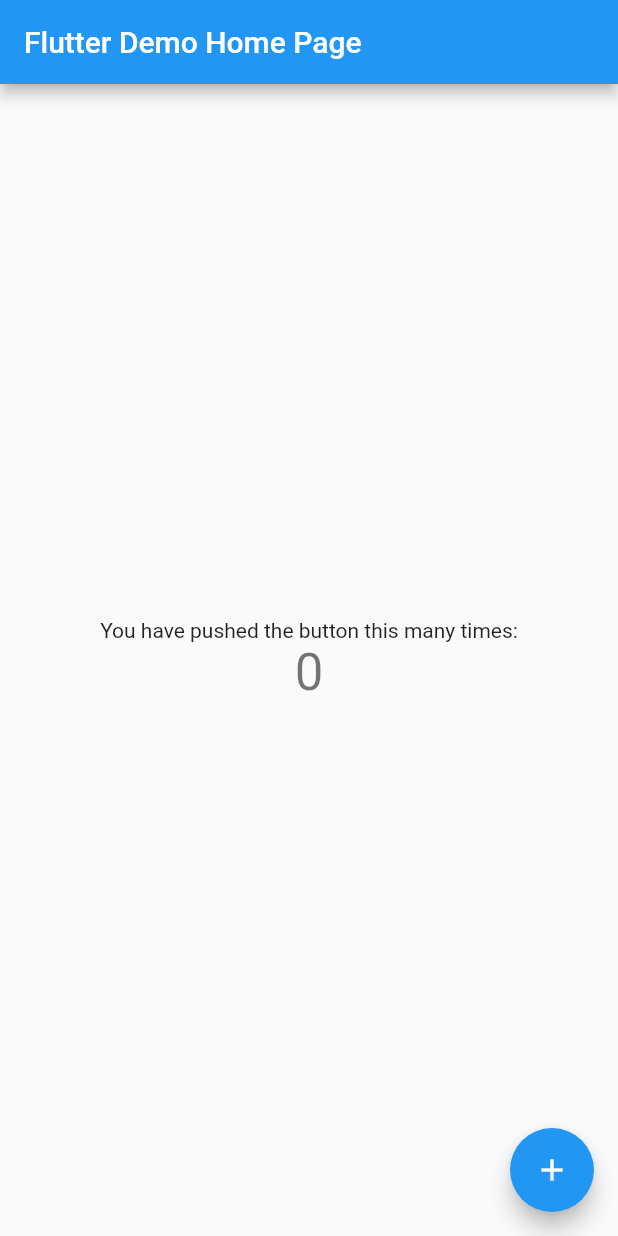
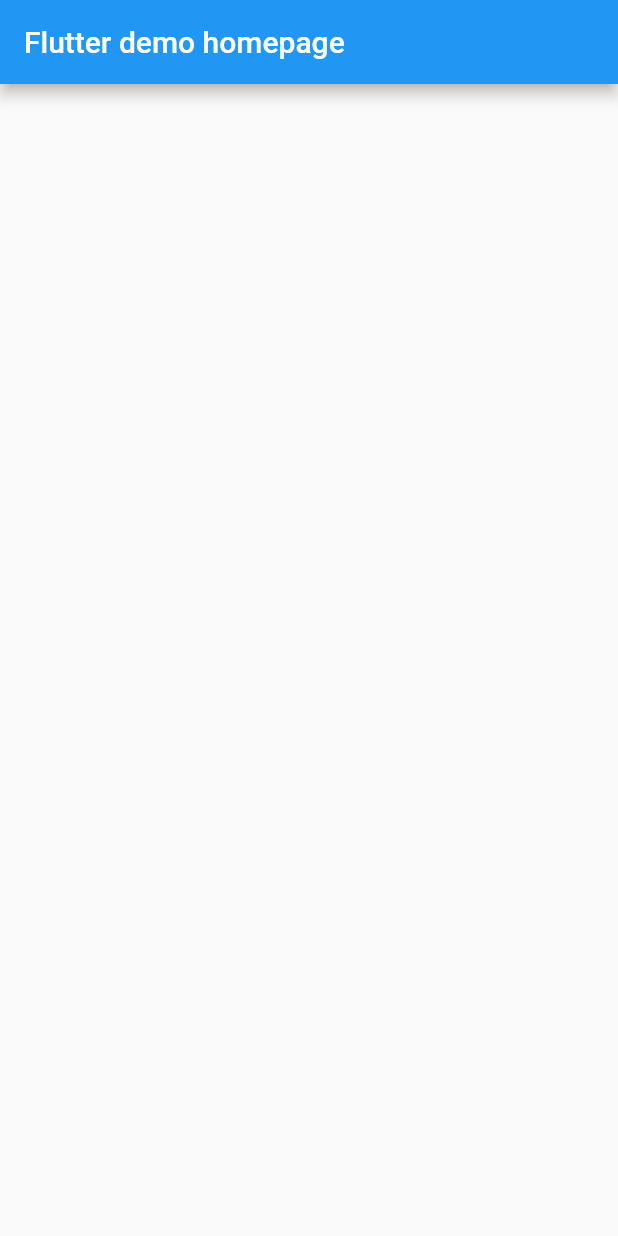
Before and after one commit to Kang-Kim-Cross/Flutter-study, a Flutter app: the screen it shows after launch, on a phone screen of 412 x 824 dp. Run offline on Flutter 3.47's test engine with Material 2 defaults, Android fonts, the phone set to English and light mode, and no system bars.

Commit message:
Appbar, title

```diff
--- a/lib/main.dart
+++ b/lib/main.dart
@@ -1,115 +1,35 @@
 import 'package:flutter/material.dart';
 
-void main() {
-  runApp(const MyApp());
-}
+void main() => runApp(MyApp());
 
 class MyApp extends StatelessWidget {
-  const MyApp({Key? key}) : super(key: key);
+  const MyApp({ Key? key }) : super(key: key);
 
-  // This widget is the root of your application.
   @override
   Widget build(BuildContext context) {
     return MaterialApp(
-      title: 'Flutter Demo',
-      theme: ThemeData(
-        // This is the theme of your application.
-        //
-        // Try running your application with "flutter run". You'll see the
-        // application has a blue toolbar. Then, without quitting the app, try
-        // changing the primarySwatch below to Colors.green and then invoke
-        // "hot reload" (press "r" in the console where you ran "flutter run",
-        // or simply save your changes to "hot reload" in a Flutter IDE).
-        // Notice that the counter didn't reset back to zero; the application
-        // is not restarted.
-        primarySwatch: Colors.blue,
-      ),
-      home: const MyHomePage(title: 'Flutter Demo Home Page'),
+      title: 'Hello World',
+      theme: ThemeData(primarySwatch: Colors.blue),
+      home: MyHomePage(title: 'Flutter demo homepage'),
     );
   }
 }
 
 class MyHomePage extends StatefulWidget {
-  const MyHomePage({Key? key, required this.title}) : super(key: key);
 
-  // This widget is the home page of your application. It is stateful, meaning
-  // that it has a State object (defined below) that contains fields that affect
-  // how it looks.
-
-  // This class is the configuration for the state. It holds the values (in this
-  // case the title) provided by the parent (in this case the App widget) and
-  // used by the build method of the State. Fields in a Widget subclass are
-  // always marked "final".
+  const MyHomePage({ Key? key, required this.title }) : super(key: key);
 
   final String title;
 
   @override
-  State<MyHomePage> createState() => _MyHomePageState();
+  _MyHomePageState createState() => _MyHomePageState();
 }
 
 class _MyHomePageState extends State<MyHomePage> {
-  int _counter = 0;
-
-  void _incrementCounter() {
-    setState(() {
-      // This call to setState tells the Flutter framework that something has
-      // changed in this State, which causes it to rerun the build method below
-      // so that the display can reflect the updated values. If we changed
-      // _counter without calling setState(), then the build method would not be
-      // called again, and so nothing would appear to happen.
-      _counter++;
-    });
-  }
-
   @override
   Widget build(BuildContext context) {
-    // This method is rerun every time setState is called, for instance as done
-    // by the _incrementCounter method above.
-    //
-    // The Flutter framework has been optimized to make rerunning build methods
-    // fast, so that you can just rebuild anything that needs updating rather
-    // than having to individually change instances of widgets.
     return Scaffold(
-      appBar: AppBar(
-        // Here we take the value from the MyHomePage object that was created by
-        // the App.build method, and use it to set our appbar title.
-        title: Text(widget.title),
-      ),
-      body: Center(
-        // Center is a layout widget. It takes a single child and positions it
-        // in the middle of the parent.
-        child: Column(
-          // Column is also a layout widget. It takes a list of children and
-          // arranges them vertically. By default, it sizes itself to fit its
-          // children horizontally, and tries to be as tall as its parent.
-          //
-          // Invoke "debug painting" (press "p" in the console, choose the
-          // "Toggle Debug Paint" action from the Flutter Inspector in Android
-          // Studio, or the "Toggle Debug Paint" command in Visual Studio Code)
-          // to see the wireframe for each widget.
-          //
-          // Column has various properties to control how it sizes itself and
-          // how it positions its children. Here we use mainAxisAlignment to
-          // center the children vertically; the main axis here is the vertical
-          // axis because Columns are vertical (the cross axis would be
-          // horizontal).
-          mainAxisAlignment: MainAxisAlignment.center,
-          children: <Widget>[
-            const Text(
-              'You have pushed the button this many times:',
-            ),
-            Text(
-              '$_counter',
-              style: Theme.of(context).textTheme.headline4,
-            ),
-          ],
-        ),
-      ),
-      floatingActionButton: FloatingActionButton(
-        onPressed: _incrementCounter,
-        tooltip: 'Increment',
-        child: const Icon(Icons.add),
-      ), // This trailing comma makes auto-formatting nicer for build methods.
+      appBar: AppBar(title: Text(widget.title)),
     );
   }
 }
```
